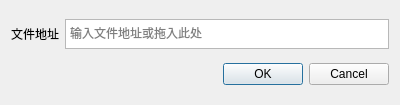
First picture: the form in ui/ChooseLoadFile.ui, repository alonelysnake/BUAA-python-Online-question-bank-platform, before the edit.
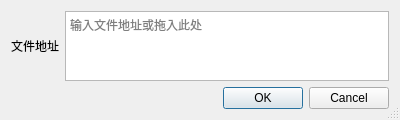
Second picture: the form after the edit. Custom widgets are drawn as their Qt base class.

Commit message: [ljh] 上传题界面优化完善

What changed in the file:
```diff
--- a/ui/ChooseLoadFile.ui
+++ b/ui/ChooseLoadFile.ui
@@ -13,6 +13,9 @@
   <property name="windowTitle">
    <string>Dialog</string>
   </property>
+  <property name="sizeGripEnabled">
+   <bool>true</bool>
+  </property>
   <layout class="QVBoxLayout" name="verticalLayout">
    <item>
     <layout class="QHBoxLayout" name="horizontalLayout">
@@ -28,7 +31,7 @@
        <property name="maximumSize">
         <size>
          <width>16777215</width>
-         <height>30</height>
+         <height>16777215</height>
         </size>
        </property>
        <property name="markdown">
@@ -48,7 +51,7 @@
      </item>
     </layout>
    </item>
-   <item>
+   <item alignment="Qt::AlignBottom">
     <widget class="QDialogButtonBox" name="buttonBox">
      <property name="orientation">
       <enum>Qt::Horizontal</enum>
```
The commit also changes 6 other files.
